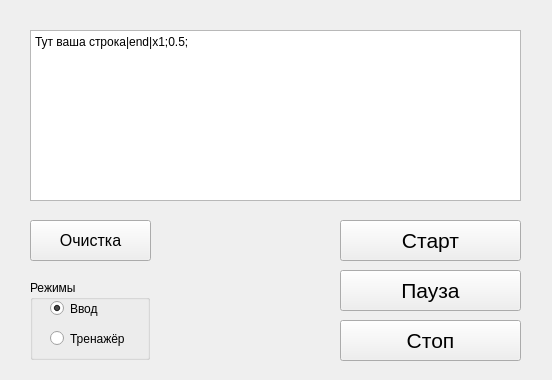
Above: Python app + PyQt5 + PyInstaller1/Python app + PyQt5 + PyInstaller1/design.ui from AinceBlyat/Pivo before the change. Below: the same form after it.
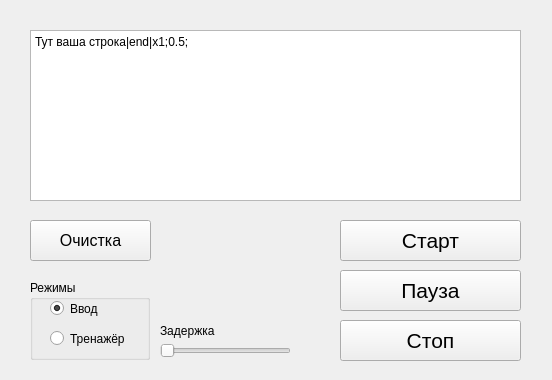
That is the form after the change. Icons and pictures are not drawn.

```diff
--- a/Python app + PyQt5 + PyInstaller1/Python app + PyQt5 + PyInstaller1/design.ui
+++ b/Python app + PyQt5 + PyInstaller1/Python app + PyQt5 + PyInstaller1/design.ui
@@ -173,20 +173,33 @@
      </property>
     </widget>
    </widget>
+   <widget class="QSlider" name="Timer">
+    <property name="geometry">
+     <rect>
+      <x>160</x>
+      <y>340</y>
+      <width>131</width>
+      <height>21</height>
+     </rect>
+    </property>
+    <property name="maximum">
+     <number>10</number>
+    </property>
+    <property name="orientation">
+     <enum>Qt::Horizontal</enum>
+    </property>
+   </widget>
    <widget class="QLabel" name="label">
     <property name="geometry">
      <rect>
-      <x>170</x>
-      <y>220</y>
-      <width>151</width>
-      <height>151</height>
+      <x>160</x>
+      <y>320</y>
+      <width>61</width>
+      <height>21</height>
      </rect>
     </property>
     <property name="text">
-     <string/>
-    </property>
-    <property name="pixmap">
-     <pixmap resource="resurs.qrc">:/data/Pivasss.jpg</pixmap>
+     <string>Задержка</string>
     </property>
    </widget>
   </widget>
```
